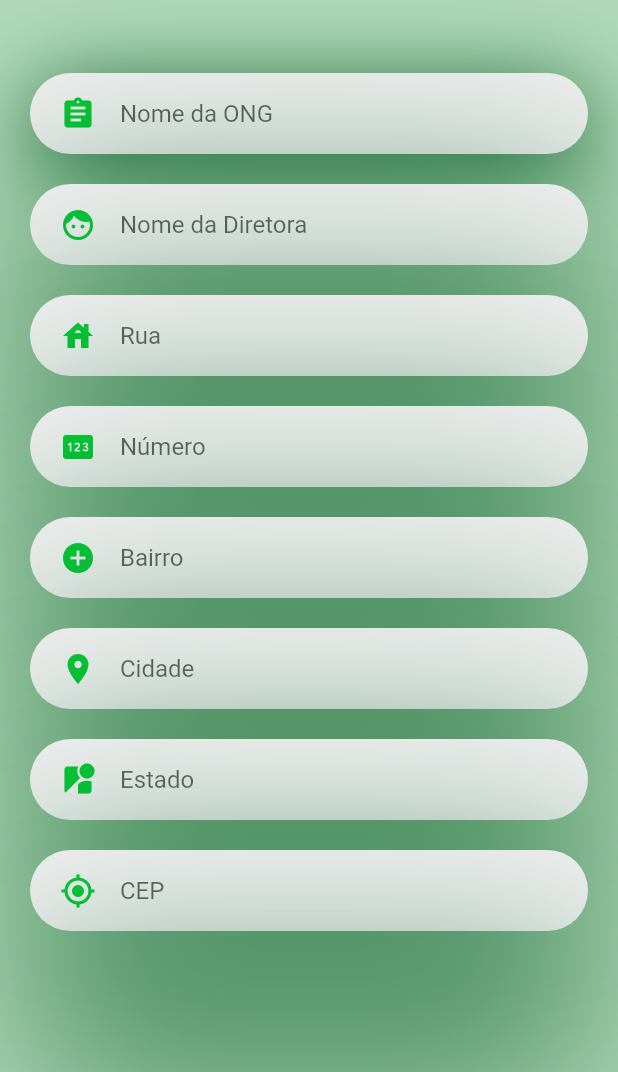
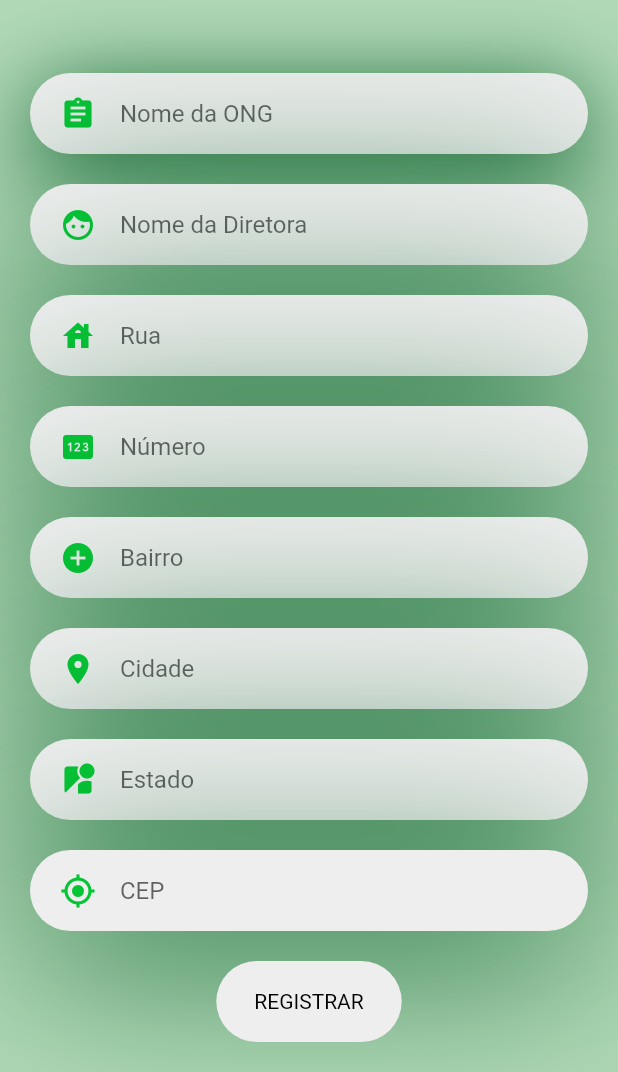
Before and after one commit to Trabalhos-de-5-Facul/Sistemas-de-Informacao, a Flutter app: the SignUpScreen screen opened directly, scrolled down 112 dp, on a phone screen of 412 x 824 dp, the part 164-1236 px from its top. Run offline on Flutter 3.47's test engine with Material 2 defaults, Android fonts, the phone set to English and light mode, and no system bars.

Commit message:
Botão de registrar e adição de navegação de telas

```diff
--- a/lib/cadastro.dart
+++ b/lib/cadastro.dart
@@ -1,4 +1,5 @@
 import 'package:flutter/material.dart';
+import 'package:flutter_application_1/Hub.dart';
 
 class SignUpScreen extends StatefulWidget {
   const SignUpScreen({Key? key}) : super(key: key);
@@ -376,42 +377,25 @@
                 ),
               ),
             ),
-            Container(
+            GestureDetector(
+              onTap: () {
+                Navigator.pushNamedAndRemoveUntil(
+                    context, '/Hub Admin', (route) => false);
+              },
+              child: Container(
                 alignment: Alignment.center,
-              margin: const EdgeInsets.only(left: 20, right: 20, top: 20),
-              padding: const EdgeInsets.only(left: 20, right: 20),
-              height: 54,
-              decoration: BoxDecoration(
-                borderRadius: BorderRadius.circular(50),
-                boxShadow: const [
-                  BoxShadow(
-                      offset: Offset(0, 20),
-                      blurRadius: 100,
-                      color: Color.fromARGB(255, 17, 101, 48)),
-                ],
-              ),
-            ),
-            Container(
-              alignment: Alignment.center,
-              margin: const EdgeInsets.only(left: 900, right: 900, bottom: 20),
+                margin: EdgeInsets.symmetric(
+                    horizontal: MediaQuery.of(context).size.width * 0.35,
+                    vertical: 20),
                 padding: const EdgeInsets.only(left: 20, right: 20),
                 height: 54,
                 decoration: BoxDecoration(
                   // ignore: prefer_const_literals_to_create_immutables
-                gradient: const LinearGradient(colors: [
-                  (Color.fromARGB(255, 238, 238, 238)),
-                  Color.fromARGB(255, 238, 238, 238)
-                ], begin: Alignment.centerLeft, end: Alignment.centerRight),
                   borderRadius: BorderRadius.circular(50),
                   color: Colors.grey[200],
                 ),
-              child: GestureDetector(
-                onTap: () {
-                  print(register.getNomeOng());
-                  // Write Click Listener Code Here.
-                },
-                child: const Text(
-                  "REGISTER",
+                child: Text(
+                  "REGISTRAR",
                   style: TextStyle(color: Colors.black),
                 ),
               ),
```
Also changed, not shown: lib/Hub.dart (added, +26 -0 lines), lib/main.dart (+10 -14 lines), 2 other files. Lines whose indentation alone changed are shown as unchanged.
